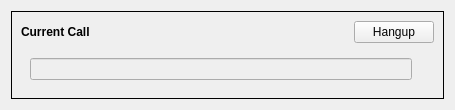
Old version of the form xivoclient/src/xlets/switchboard/current_call.ui in the repository wazo-platform/wazo-client-qt.
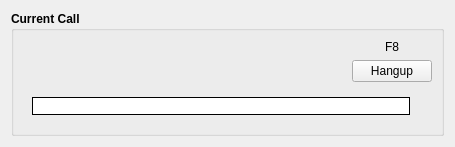
New version of the form.

The edit to the form file:
```diff
--- a/xivoclient/src/xlets/switchboard/current_call.ui
+++ b/xivoclient/src/xlets/switchboard/current_call.ui
@@ -7,7 +7,7 @@
     <x>0</x>
     <y>0</y>
     <width>455</width>
-    <height>94</height>
+    <height>144</height>
    </rect>
   </property>
   <property name="windowTitle">
@@ -15,23 +15,59 @@
   </property>
   <layout class="QVBoxLayout" name="verticalLayout_2">
    <item>
-    <widget class="QFrame" name="frame">
-     <property name="frameShape">
-      <enum>QFrame::Box</enum>
+    <widget class="QGroupBox" name="groupBox">
+     <property name="enabled">
+      <bool>true</bool>
      </property>
-     <property name="frameShadow">
-      <enum>QFrame::Plain</enum>
+     <property name="palette">
+      <palette>
+       <active>
+        <colorrole role="Base">
+         <brush brushstyle="SolidPattern">
+          <color alpha="255">
+           <red>255</red>
+           <green>255</green>
+           <blue>255</blue>
+          </color>
+         </brush>
+        </colorrole>
+       </active>
+       <inactive>
+        <colorrole role="Base">
+         <brush brushstyle="SolidPattern">
+          <color alpha="255">
+           <red>255</red>
+           <green>255</green>
+           <blue>255</blue>
+          </color>
+         </brush>
+        </colorrole>
+       </inactive>
+       <disabled>
+        <colorrole role="Base">
+         <brush brushstyle="SolidPattern">
+          <color alpha="255">
+           <red>255</red>
+           <green>255</green>
+           <blue>255</blue>
+          </color>
+         </brush>
+        </colorrole>
+       </disabled>
+      </palette>
+     </property>
+     <property name="font">
+      <font>
+       <weight>75</weight>
+       <bold>true</bold>
+      </font>
+     </property>
+     <property name="title">
+      <string>Current Call</string>
      </property>
      <layout class="QVBoxLayout" name="verticalLayout">
       <item>
        <layout class="QHBoxLayout" name="horizontalLayout">
-        <item>
-         <widget class="QLabel" name="label">
-          <property name="text">
-           <string>&lt;html&gt;&lt;head/&gt;&lt;body&gt;&lt;p&gt;&lt;span style=&quot; font-weight:600;&quot;&gt;Current Call&lt;/span&gt;&lt;/p&gt;&lt;/body&gt;&lt;/html&gt;</string>
-          </property>
-         </widget>
-        </item>
         <item>
          <spacer name="horizontalSpacer">
           <property name="orientation">
@@ -46,22 +82,49 @@
          </spacer>
         </item>
         <item>
-         <widget class="QPushButton" name="btn_hangup">
-          <property name="toolTip">
-           <string notr="true">F8</string>
-          </property>
-          <property name="text">
-           <string>Hangup</string>
-          </property>
-          <property name="shortcut">
-           <string>F8</string>
-          </property>
-         </widget>
+         <layout class="QVBoxLayout" name="verticalLayout_3">
+          <item>
+           <widget class="QLabel" name="label">
+            <property name="font">
+             <font>
+              <weight>50</weight>
+              <italic>false</italic>
+              <bold>false</bold>
+             </font>
+            </property>
+            <property name="text">
+             <string>F8</string>
+            </property>
+            <property name="alignment">
+             <set>Qt::AlignCenter</set>
+            </property>
+           </widget>
+          </item>
+          <item>
+           <widget class="QPushButton" name="btn_hangup">
+            <property name="font">
+             <font>
+              <weight>50</weight>
+              <bold>false</bold>
+             </font>
+            </property>
+            <property name="toolTip">
+             <string notr="true"/>
+            </property>
+            <property name="text">
+             <string>Hangup</string>
+            </property>
+            <property name="shortcut">
+             <string>F8</string>
+            </property>
+           </widget>
+          </item>
+         </layout>
         </item>
        </layout>
       </item>
       <item>
-       <widget class="QWidget" name="" native="true">
+       <widget class="QWidget" name="widget" native="true">
         <property name="autoFillBackground">
          <bool>false</bool>
         </property>
@@ -71,6 +134,58 @@
            <property name="enabled">
             <bool>false</bool>
            </property>
+           <property name="palette">
+            <palette>
+             <active>
+              <colorrole role="Text">
+               <brush brushstyle="SolidPattern">
+                <color alpha="255">
+                 <red>0</red>
+                 <green>0</green>
+                 <blue>0</blue>
+                </color>
+               </brush>
+              </colorrole>
+             </active>
+             <inactive>
+              <colorrole role="Text">
+               <brush brushstyle="SolidPattern">
+                <color alpha="255">
+                 <red>0</red>
+                 <green>0</green>
+                 <blue>0</blue>
+                </color>
+               </brush>
+              </colorrole>
+             </inactive>
+             <disabled>
+              <colorrole role="Text">
+               <brush brushstyle="SolidPattern">
+                <color alpha="255">
+                 <red>0</red>
+                 <green>0</green>
+                 <blue>0</blue>
+                </color>
+               </brush>
+              </colorrole>
+             </disabled>
+            </palette>
+           </property>
+           <property name="font">
+            <font>
+             <weight>75</weight>
+             <bold>true</bold>
+            </font>
+           </property>
+           <property name="styleSheet">
+            <string notr="true">border: 1px solid black;</string>
+           </property>
+           <property name="frame">
+            <bool>false</bool>
+           </property>
+           <property name="alignment">
+            <set>Qt::AlignCenter</set>
+           </property>
           </widget>
          </item>
          <item>
```
